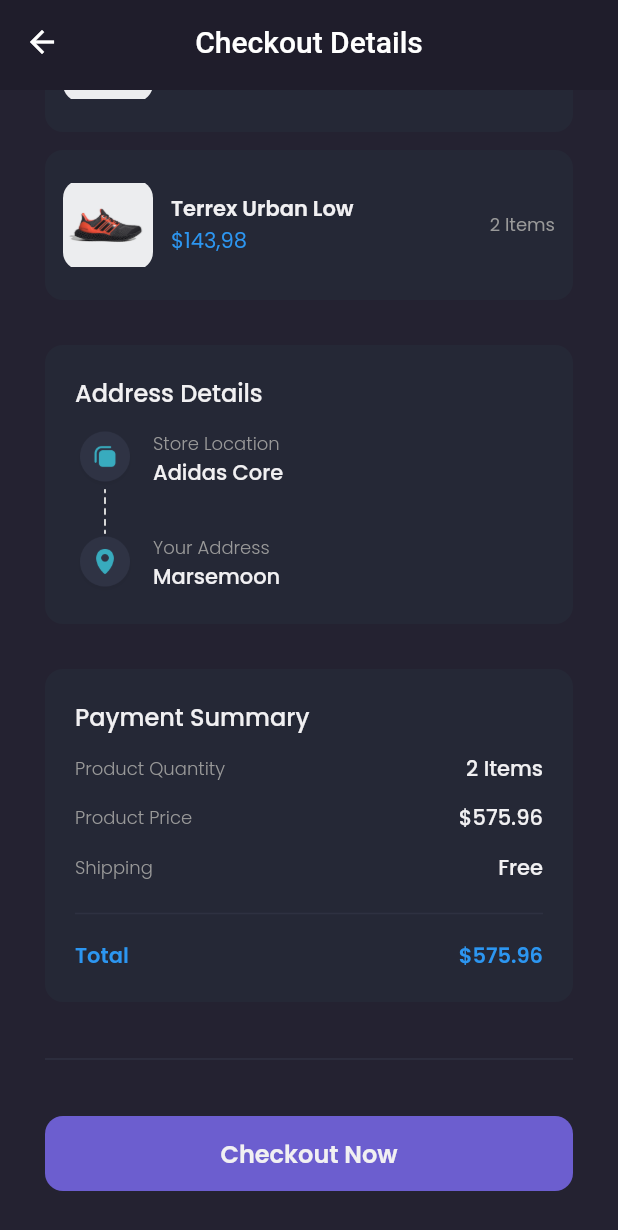
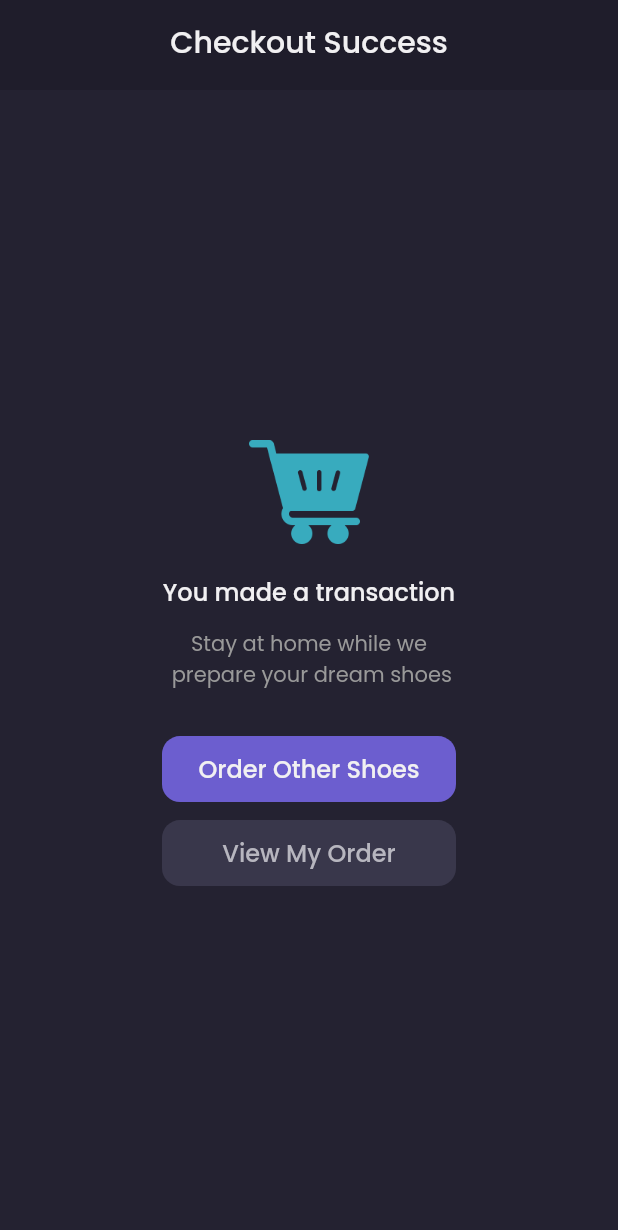
Before and after one commit to tghsetiawan/Shamo, a Flutter app: the CheckoutPage screen opened by its route, scrolled down 138 dp, after a tap on "Checkout Now", on a phone screen of 412 x 824 dp. Shown: the top 1230 px of the screen. Run offline on Flutter 3.47's test engine with Material 2 defaults, Android fonts, the phone set to English and light mode, and no system bars; our stand-ins replace carousel_slider, google_fonts.

Commit message:
#43 Checkout Success Page

```diff
--- a/lib/main.dart
+++ b/lib/main.dart
@@ -1,6 +1,7 @@
 import 'package:flutter/material.dart';
 import 'package:shamo/pages/cart_page.dart';
 import 'package:shamo/pages/checkout_page.dart';
+import 'package:shamo/pages/checkout_success_page.dart';
 import 'package:shamo/pages/detail_chat.dart';
 import 'package:shamo/pages/edit_profile_page.dart';
 import 'package:shamo/pages/home/main_page.dart';
@@ -29,6 +30,7 @@ class MyApp extends StatelessWidget {
         '/product': (context) => ProductPage(),
         '/cart': (context) => const CartPage(),
         '/checkout': (context) => const CheckoutPage(),
+        '/checkout-success': (context) => const CheckoutSuccessPage(),
       },
     );
   }
--- a/lib/pages/checkout_page.dart
+++ b/lib/pages/checkout_page.dart
@@ -5,6 +5,8 @@ import 'package:shamo/widgets/checkout_card.dart';
 class CheckoutPage extends StatelessWidget {
   const CheckoutPage({Key? key}) : super(key: key);
 
+  @override
+  Widget build(BuildContext context) {
     Widget header() {
       return AppBar(
         backgroundColor: backgroundColor1,
@@ -258,13 +260,16 @@ class CheckoutPage extends StatelessWidget {
             width: double.infinity,
             margin: EdgeInsets.symmetric(vertical: defaultMargin),
             child: TextButton(
+                onPressed: () {
+                  Navigator.pushNamedAndRemoveUntil(
+                      context, '/checkout-success', (route) => false);
+                },
                 style: TextButton.styleFrom(
                   backgroundColor: primaryColor,
                   shape: RoundedRectangleBorder(
                     borderRadius: BorderRadius.circular(12),
                   ),
                 ),
-              onPressed: () {},
                 child: Text(
                   'Checkout Now',
                   style: primaryTextStyle.copyWith(
@@ -275,8 +280,6 @@ class CheckoutPage extends StatelessWidget {
       );
     }
 
-  @override
-  Widget build(BuildContext context) {
     return Scaffold(
       appBar: PreferredSize(
         child: header(),
--- /dev/null
+++ b/lib/pages/checkout_success_page.dart
@@ -0,0 +1,109 @@
+import 'package:flutter/material.dart';
+import 'package:shamo/theme.dart';
+
+class CheckoutSuccessPage extends StatelessWidget {
+  const CheckoutSuccessPage({Key? key}) : super(key: key);
+
+  @override
+  Widget build(BuildContext context) {
+    Widget header() {
+      return AppBar(
+        backgroundColor: backgroundColor1,
+        centerTitle: true,
+        title: Text(
+          'Checkout Success',
+          style: primaryTextStyle,
+        ),
+        elevation: 0,
+      );
+    }
+
+    Widget content() {
+      return Center(
+        child: Column(
+          mainAxisAlignment: MainAxisAlignment.center,
+          children: [
+            Image.asset(
+              'assets/icon_empty_cart.png',
+              width: 80,
+            ),
+            const SizedBox(
+              height: 20,
+            ),
+            Text(
+              'You made a transaction',
+              style: primaryTextStyle.copyWith(
+                fontSize: 16,
+                fontWeight: medium,
+              ),
+            ),
+            const SizedBox(
+              height: 12,
+            ),
+            Text(
+              'Stay at home while we \n prepare your dream shoes',
+              style: secondaryTextStyle,
+              textAlign: TextAlign.center,
+            ),
+            Container(
+              width: 196,
+              height: 44,
+              margin: EdgeInsets.only(top: defaultMargin),
+              child: TextButton(
+                onPressed: () {
+                  Navigator.pushNamedAndRemoveUntil(
+                      context, '/home', (route) => false);
+                },
+                style: TextButton.styleFrom(
+                  backgroundColor: primaryColor,
+                  shape: RoundedRectangleBorder(
+                    borderRadius: BorderRadius.circular(12),
+                  ),
+                ),
+                child: Text(
+                  'Order Other Shoes',
+                  style: primaryTextStyle.copyWith(
+                    fontSize: 16,
+                    fontWeight: medium,
+                  ),
+                ),
+              ),
+            ),
+            Container(
+              width: 196,
+              height: 44,
+              margin: const EdgeInsets.only(
+                top: 12,
+              ),
+              child: TextButton(
+                onPressed: () {},
+                style: TextButton.styleFrom(
+                  backgroundColor: const Color(0xff39374b),
+                  shape: RoundedRectangleBorder(
+                    borderRadius: BorderRadius.circular(12),
+                  ),
+                ),
+                child: Text(
+                  'View My Order',
+                  style: primaryTextStyle.copyWith(
+                      fontSize: 16,
+                      fontWeight: medium,
+                      color: const Color(0xffb7b6bf)),
+                ),
+              ),
+            ),
+          ],
+        ),
+      );
+    }
+
+    return Scaffold(
+      backgroundColor: backgroundColor3,
+      appBar: PreferredSize(
+        child: header(),
+        preferredSize: const Size.fromHeight(60),
+      ),
+      body: content(),
+    );
+  }
+}
```
Lines whose indentation alone changed are shown as unchanged.
